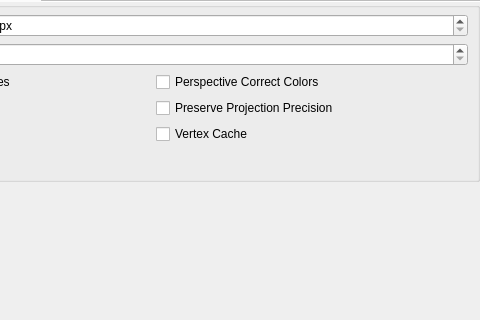
This is src/duckstation-qt/graphicssettingswidget.ui in kofxi3584karlayang/duckstation as Qt 5 draws it before an edit; both pictures show x 175 to 655 and y 107 to 427 of the 655 by 526 pixel window. The edited form follows.
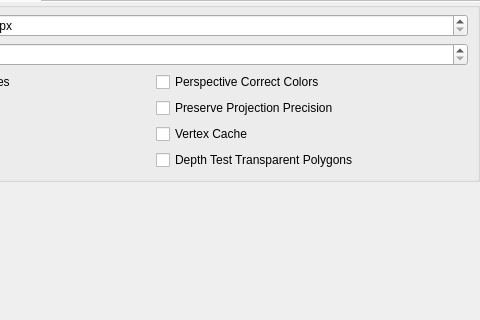
This is the edited form. The open tabs and pages were chosen to show the change. Icons and pictures are not drawn.

Commit message:
GPU/HW: Disable depth testing with semitransparency
But provide an option to enable it.

The edit to the form file:
```diff
--- a/src/duckstation-qt/graphicssettingswidget.ui
+++ b/src/duckstation-qt/graphicssettingswidget.ui
@@ -614,6 +614,13 @@
               </property>
              </widget>
             </item>
+            <item row="3" column="1">
+             <widget class="QCheckBox" name="pgxpTransparentDepthTest">
+              <property name="text">
+               <string>Depth Test Transparent Polygons</string>
+              </property>
+             </widget>
+            </item>
            </layout>
           </item>
          </layout>
```
The commit also changes 6 other files.
